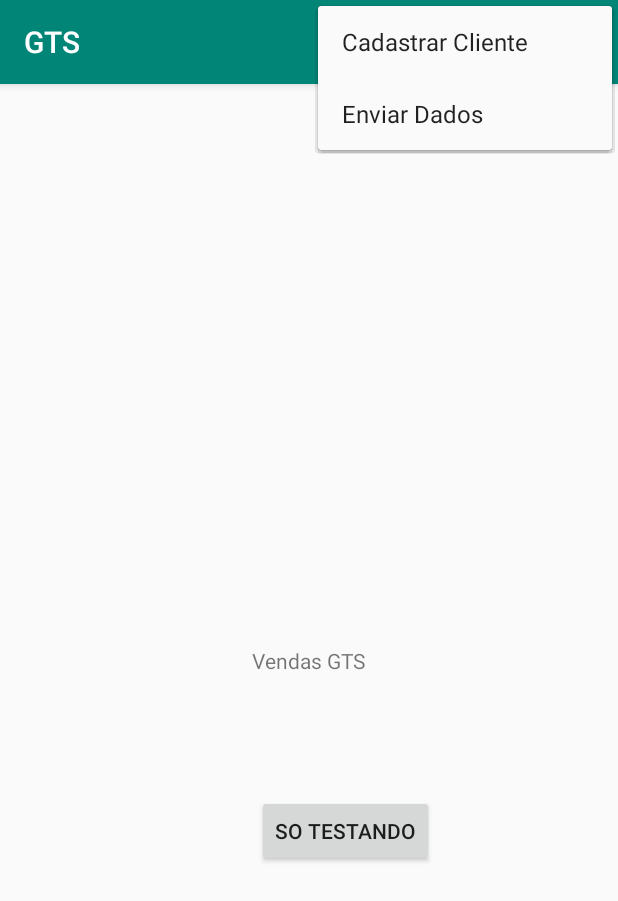
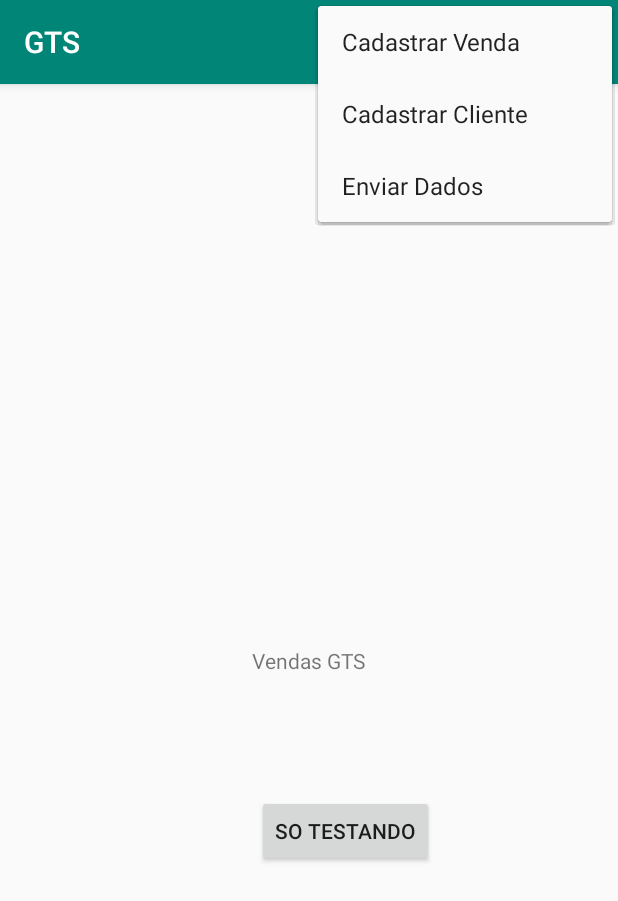
Before and after one commit to rguths/GTS2, an Android app: the screen it shows after launch (MainActivity), with the options menu open, on a phone screen of 412 x 824 dp. Shown: the top 901 px of the screen. Run offline under Robolectric (Android 15) with nearby library versions, the phone set to English and light mode, and no system bars.

Commit message:
Comecei o menu.

```diff
--- a/app/src/main/res/menu/men_principal.xml
+++ b/app/src/main/res/menu/men_principal.xml
@@ -2,6 +2,9 @@
 <menu xmlns:app="http://schemas.android.com/apk/res-auto"
     xmlns:android="http://schemas.android.com/apk/res/android">
 
+    <item
+        android:id="@+id/menuCadastrarVenda"
+        android:title="Cadastrar Venda" />
     <item
         android:id="@+id/menuCadastrarCliente"
         android:title="Cadastrar Cliente" />
```
